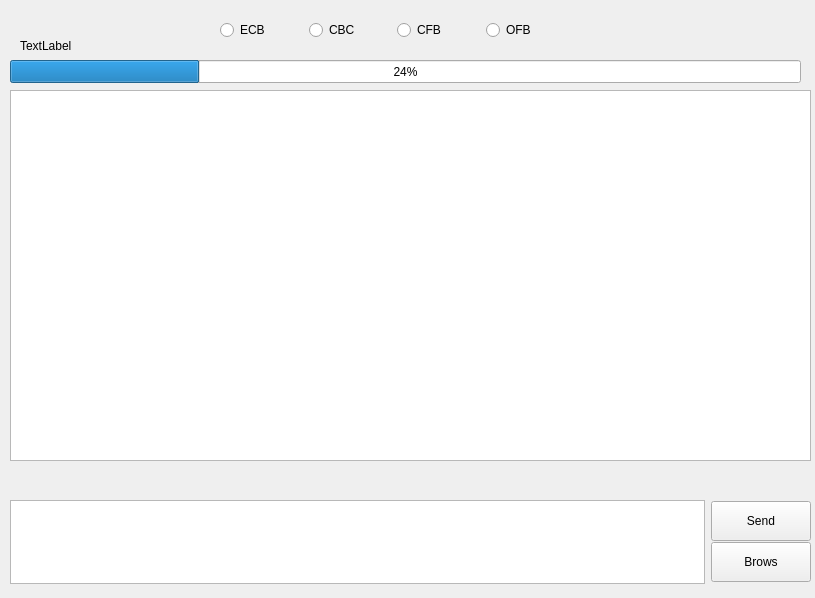
Qt form ui/main_window.ui (Graidaris/encrypted_communicator) before a commit.
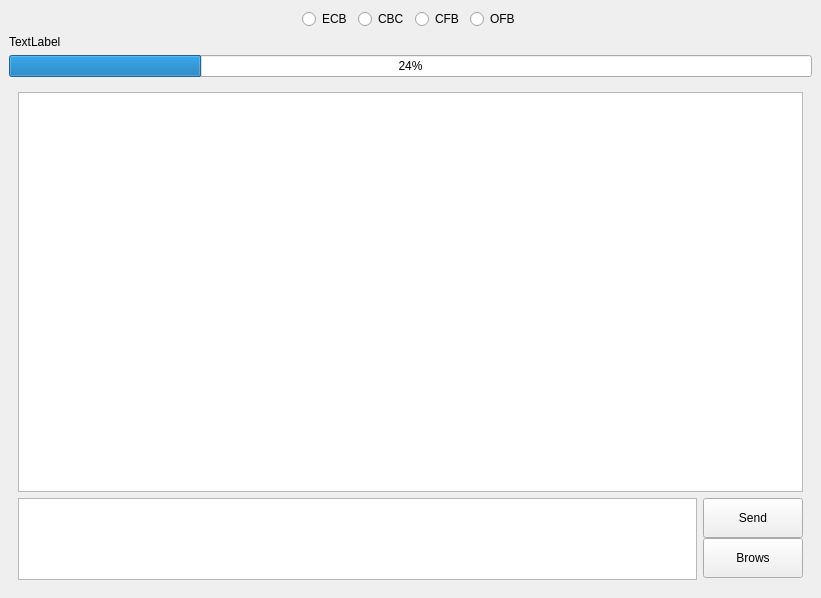
The same form after that commit.

Diff of the .ui file:
```diff
--- a/ui/main_window.ui
+++ b/ui/main_window.ui
@@ -10,58 +10,141 @@
     <height>598</height>
    </rect>
   </property>
+  <property name="sizePolicy">
+   <sizepolicy hsizetype="Fixed" vsizetype="Fixed">
+    <horstretch>0</horstretch>
+    <verstretch>0</verstretch>
+   </sizepolicy>
+  </property>
   <property name="windowTitle">
    <string>MainWindow</string>
   </property>
+  <property name="layoutDirection">
+   <enum>Qt::LeftToRight</enum>
+  </property>
   <widget class="QWidget" name="centralwidget">
-   <widget class="QTextBrowser" name="textBrowser">
-    <property name="geometry">
-     <rect>
-      <x>10</x>
-      <y>90</y>
-      <width>801</width>
-      <height>371</height>
-     </rect>
-    </property>
-   </widget>
+   <property name="sizePolicy">
+    <sizepolicy hsizetype="Expanding" vsizetype="Expanding">
+     <horstretch>0</horstretch>
+     <verstretch>0</verstretch>
+    </sizepolicy>
+   </property>
+   <property name="cursor">
+    <cursorShape>ArrowCursor</cursorShape>
+   </property>
+   <property name="autoFillBackground">
+    <bool>false</bool>
+   </property>
+   <layout class="QVBoxLayout" name="verticalLayout_3">
+    <item>
+     <layout class="QVBoxLayout" name="verticalLayout">
+      <item>
+       <layout class="QHBoxLayout" name="horizontalLayout_6">
+        <item>
+         <spacer name="horizontalSpacer_2">
+          <property name="orientation">
+           <enum>Qt::Horizontal</enum>
+          </property>
+          <property name="sizeHint" stdset="0">
+           <size>
+            <width>40</width>
+            <height>20</height>
+           </size>
+          </property>
+         </spacer>
+        </item>
+        <item>
+         <widget class="QRadioButton" name="radioButtonECB">
+          <property name="text">
+           <string>ECB</string>
+          </property>
+         </widget>
+        </item>
+        <item>
+         <widget class="QRadioButton" name="radioButtonCBC">
+          <property name="text">
+           <string>CBC</string>
+          </property>
+         </widget>
+        </item>
+        <item>
+         <widget class="QRadioButton" name="radioButtonCFB">
+          <property name="text">
+           <string>CFB</string>
+          </property>
+         </widget>
+        </item>
+        <item>
+         <widget class="QRadioButton" name="radioButtonOFB">
+          <property name="text">
+           <string>OFB</string>
+          </property>
+         </widget>
+        </item>
+        <item>
+         <spacer name="horizontalSpacer">
+          <property name="orientation">
+           <enum>Qt::Horizontal</enum>
+          </property>
+          <property name="sizeHint" stdset="0">
+           <size>
+            <width>40</width>
+            <height>20</height>
+           </size>
+          </property>
+         </spacer>
+        </item>
+       </layout>
+      </item>
+      <item>
+       <widget class="QLabel" name="label">
+        <property name="text">
+         <string>TextLabel</string>
+        </property>
+       </widget>
+      </item>
+      <item>
    <widget class="QProgressBar" name="progressBar">
-    <property name="geometry">
-     <rect>
-      <x>10</x>
-      <y>60</y>
-      <width>791</width>
-      <height>23</height>
-     </rect>
-    </property>
     <property name="value">
      <number>24</number>
     </property>
    </widget>
-   <widget class="QLabel" name="label">
-    <property name="geometry">
-     <rect>
-      <x>20</x>
-      <y>35</y>
-      <width>761</width>
-      <height>21</height>
-     </rect>
-    </property>
-    <property name="text">
-     <string>TextLabel</string>
-    </property>
-   </widget>
-   <widget class="QWidget" name="horizontalLayoutWidget">
-    <property name="geometry">
-     <rect>
-      <x>10</x>
-      <y>500</y>
-      <width>801</width>
-      <height>84</height>
-     </rect>
-    </property>
-    <layout class="QHBoxLayout" name="horizontalLayout_5">
+      </item>
+     </layout>
+    </item>
+    <item>
+     <widget class="QWidget" name="widget" native="true">
+      <layout class="QVBoxLayout" name="verticalLayout_2">
+       <item>
+        <widget class="QTextBrowser" name="textBrowser">
+         <property name="enabled">
+          <bool>true</bool>
+         </property>
+         <property name="sizePolicy">
+          <sizepolicy hsizetype="Expanding" vsizetype="Expanding">
+           <horstretch>0</horstretch>
+           <verstretch>0</verstretch>
+          </sizepolicy>
+         </property>
+         <property name="minimumSize">
+          <size>
+           <width>785</width>
+           <height>400</height>
+          </size>
+         </property>
+        </widget>
+       </item>
      <item>
-      <widget class="QTextEdit" name="textEdit"/>
+        <layout class="QHBoxLayout" name="horizontalLayout">
+         <item>
+          <widget class="QTextEdit" name="messageBoxEd">
+           <property name="maximumSize">
+            <size>
+             <width>16777215</width>
+             <height>100</height>
+            </size>
+           </property>
+          </widget>
      </item>
      <item>
       <layout class="QVBoxLayout" name="verticalLayout_4">
@@ -97,47 +180,11 @@
       </layout>
      </item>
     </layout>
-   </widget>
-   <widget class="QWidget" name="horizontalLayoutWidget_2">
-    <property name="geometry">
-     <rect>
-      <x>220</x>
-      <y>10</y>
-      <width>348</width>
-      <height>41</height>
-     </rect>
-    </property>
-    <layout class="QHBoxLayout" name="horizontalLayout_6">
-     <item>
-      <widget class="QRadioButton" name="radioButton_2">
-       <property name="text">
-        <string>ECB</string>
-       </property>
-      </widget>
-     </item>
-     <item>
-      <widget class="QRadioButton" name="radioButton_4">
-       <property name="text">
-        <string>CBC</string>
-       </property>
-      </widget>
-     </item>
-     <item>
-      <widget class="QRadioButton" name="radioButton_3">
-       <property name="text">
-        <string>CFB</string>
-       </property>
-      </widget>
-     </item>
-     <item>
-      <widget class="QRadioButton" name="radioButton">
-       <property name="text">
-        <string>OFB</string>
-       </property>
-      </widget>
-     </item>
-    </layout>
-   </widget>
+       </item>
+      </layout>
+     </widget>
+    </item>
+   </layout>
   </widget>
  </widget>
  <resources/>
```
Left out of the diff: 4 changed lines with no effect on the pictures. Lines whose indentation alone changed are shown as unchanged.
